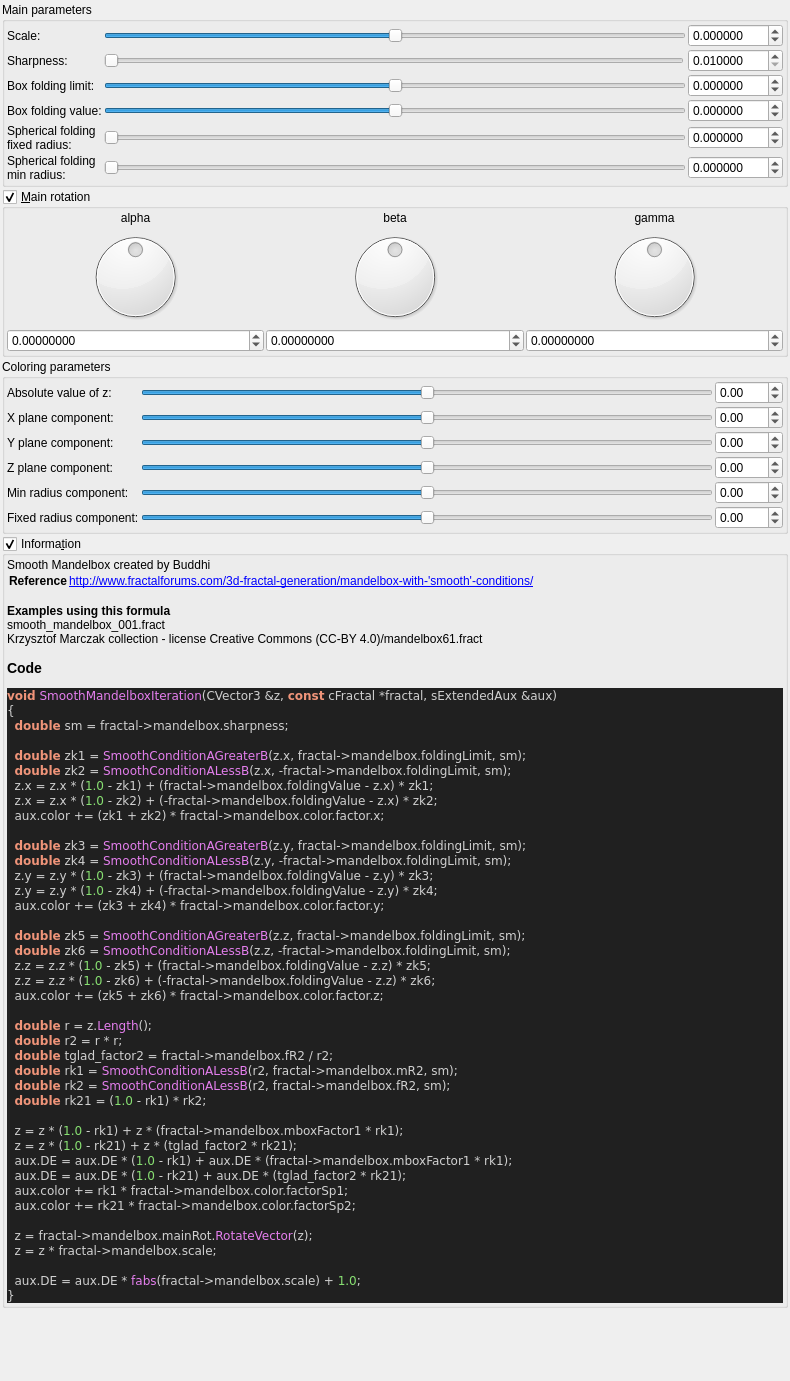
Qt form mandelbulber2/qt_data/fractal_smooth_mandelbox.ui (buddhi1980/mandelbulber2) before a commit.
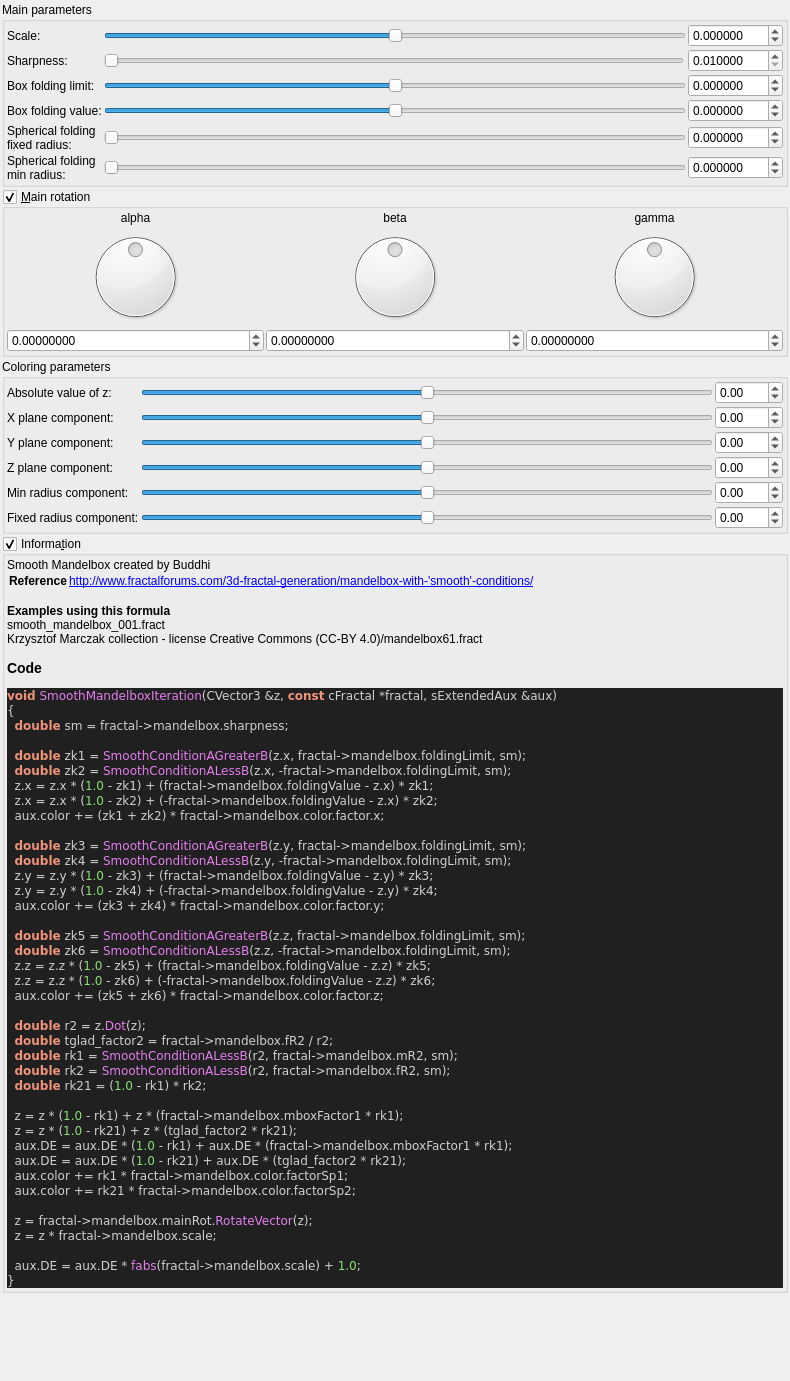
The same form after that commit. Custom widgets are drawn as their Qt base class.

Patch:
```diff
--- a/mandelbulber2/qt_data/fractal_smooth_mandelbox.ui
+++ b/mandelbulber2/qt_data/fractal_smooth_mandelbox.ui
@@ -1022,8 +1022,7 @@
   z&lt;span style=&quot;color:#d0d0d0&quot;&gt;.&lt;/span&gt;z &lt;span style=&quot;color:#d0d0d0&quot;&gt;=&lt;/span&gt; z&lt;span style=&quot;color:#d0d0d0&quot;&gt;.&lt;/span&gt;z &lt;span style=&quot;color:#d0d0d0&quot;&gt;* (&lt;/span&gt;&lt;span style=&quot;color:#87df71&quot;&gt;1.0&lt;/span&gt; &lt;span style=&quot;color:#d0d0d0&quot;&gt;-&lt;/span&gt; zk6&lt;span style=&quot;color:#d0d0d0&quot;&gt;) + (-&lt;/span&gt;fractal&lt;span style=&quot;color:#d0d0d0&quot;&gt;-&amp;gt;&lt;/span&gt;mandelbox&lt;span style=&quot;color:#d0d0d0&quot;&gt;.&lt;/span&gt;foldingValue &lt;span style=&quot;color:#d0d0d0&quot;&gt;-&lt;/span&gt; z&lt;span style=&quot;color:#d0d0d0&quot;&gt;.&lt;/span&gt;z&lt;span style=&quot;color:#d0d0d0&quot;&gt;) *&lt;/span&gt; zk6&lt;span style=&quot;color:#d0d0d0&quot;&gt;;&lt;/span&gt;
   aux&lt;span style=&quot;color:#d0d0d0&quot;&gt;.&lt;/span&gt;color &lt;span style=&quot;color:#d0d0d0&quot;&gt;+= (&lt;/span&gt;zk5 &lt;span style=&quot;color:#d0d0d0&quot;&gt;+&lt;/span&gt; zk6&lt;span style=&quot;color:#d0d0d0&quot;&gt;) *&lt;/span&gt; fractal&lt;span style=&quot;color:#d0d0d0&quot;&gt;-&amp;gt;&lt;/span&gt;mandelbox&lt;span style=&quot;color:#d0d0d0&quot;&gt;.&lt;/span&gt;color&lt;span style=&quot;color:#d0d0d0&quot;&gt;.&lt;/span&gt;factor&lt;span style=&quot;color:#d0d0d0&quot;&gt;.&lt;/span&gt;z&lt;span style=&quot;color:#d0d0d0&quot;&gt;;&lt;/span&gt;
 
-  &lt;span style=&quot;color:#f09479; font-weight:bold&quot;&gt;double&lt;/span&gt; r &lt;span style=&quot;color:#d0d0d0&quot;&gt;=&lt;/span&gt; z&lt;span style=&quot;color:#d0d0d0&quot;&gt;.&lt;/span&gt;&lt;span style=&quot;color:#e47eed&quot;&gt;Length&lt;/span&gt;&lt;span style=&quot;color:#d0d0d0&quot;&gt;();&lt;/span&gt;
-  &lt;span style=&quot;color:#f09479; font-weight:bold&quot;&gt;double&lt;/span&gt; r2 &lt;span style=&quot;color:#d0d0d0&quot;&gt;=&lt;/span&gt; r &lt;span style=&quot;color:#d0d0d0&quot;&gt;*&lt;/span&gt; r&lt;span style=&quot;color:#d0d0d0&quot;&gt;;&lt;/span&gt;
+  &lt;span style=&quot;color:#f09479; font-weight:bold&quot;&gt;double&lt;/span&gt; r2 &lt;span style=&quot;color:#d0d0d0&quot;&gt;=&lt;/span&gt; z&lt;span style=&quot;color:#d0d0d0&quot;&gt;.&lt;/span&gt;&lt;span style=&quot;color:#e47eed&quot;&gt;Dot&lt;/span&gt;&lt;span style=&quot;color:#d0d0d0&quot;&gt;(&lt;/span&gt;z&lt;span style=&quot;color:#d0d0d0&quot;&gt;);&lt;/span&gt;
   &lt;span style=&quot;color:#f09479; font-weight:bold&quot;&gt;double&lt;/span&gt; tglad_factor2 &lt;span style=&quot;color:#d0d0d0&quot;&gt;=&lt;/span&gt; fractal&lt;span style=&quot;color:#d0d0d0&quot;&gt;-&amp;gt;&lt;/span&gt;mandelbox&lt;span style=&quot;color:#d0d0d0&quot;&gt;.&lt;/span&gt;fR2 &lt;span style=&quot;color:#d0d0d0&quot;&gt;/&lt;/span&gt; r2&lt;span style=&quot;color:#d0d0d0&quot;&gt;;&lt;/span&gt;
   &lt;span style=&quot;color:#f09479; font-weight:bold&quot;&gt;double&lt;/span&gt; rk1 &lt;span style=&quot;color:#d0d0d0&quot;&gt;=&lt;/span&gt; &lt;span style=&quot;color:#e47eed&quot;&gt;SmoothConditionALessB&lt;/span&gt;&lt;span style=&quot;color:#d0d0d0&quot;&gt;(&lt;/span&gt;r2&lt;span style=&quot;color:#d0d0d0&quot;&gt;,&lt;/span&gt; fractal&lt;span style=&quot;color:#d0d0d0&quot;&gt;-&amp;gt;&lt;/span&gt;mandelbox&lt;span style=&quot;color:#d0d0d0&quot;&gt;.&lt;/span&gt;mR2&lt;span style=&quot;color:#d0d0d0&quot;&gt;,&lt;/span&gt; sm&lt;span style=&quot;color:#d0d0d0&quot;&gt;);&lt;/span&gt;
   &lt;span style=&quot;color:#f09479; font-weight:bold&quot;&gt;double&lt;/span&gt; rk2 &lt;span style=&quot;color:#d0d0d0&quot;&gt;=&lt;/span&gt; &lt;span style=&quot;color:#e47eed&quot;&gt;SmoothConditionALessB&lt;/span&gt;&lt;span style=&quot;color:#d0d0d0&quot;&gt;(&lt;/span&gt;r2&lt;span style=&quot;color:#d0d0d0&quot;&gt;,&lt;/span&gt; fractal&lt;span style=&quot;color:#d0d0d0&quot;&gt;-&amp;gt;&lt;/span&gt;mandelbox&lt;span style=&quot;color:#d0d0d0&quot;&gt;.&lt;/span&gt;fR2&lt;span style=&quot;color:#d0d0d0&quot;&gt;,&lt;/span&gt; sm&lt;span style=&quot;color:#d0d0d0&quot;&gt;);&lt;/span&gt;
```
